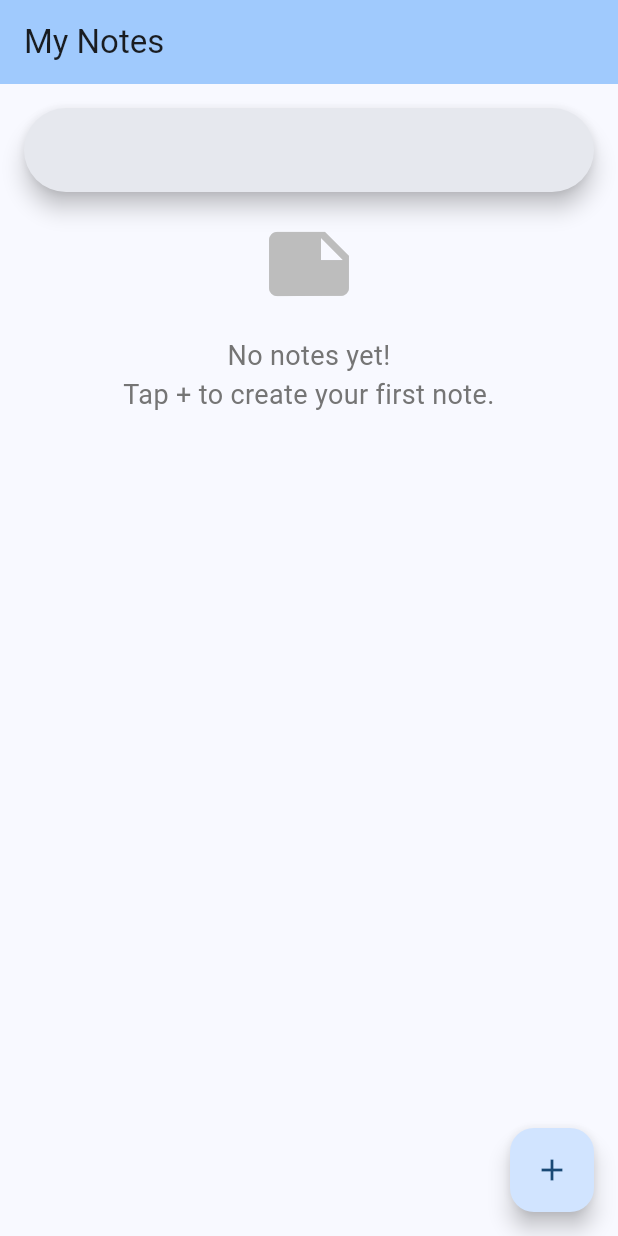
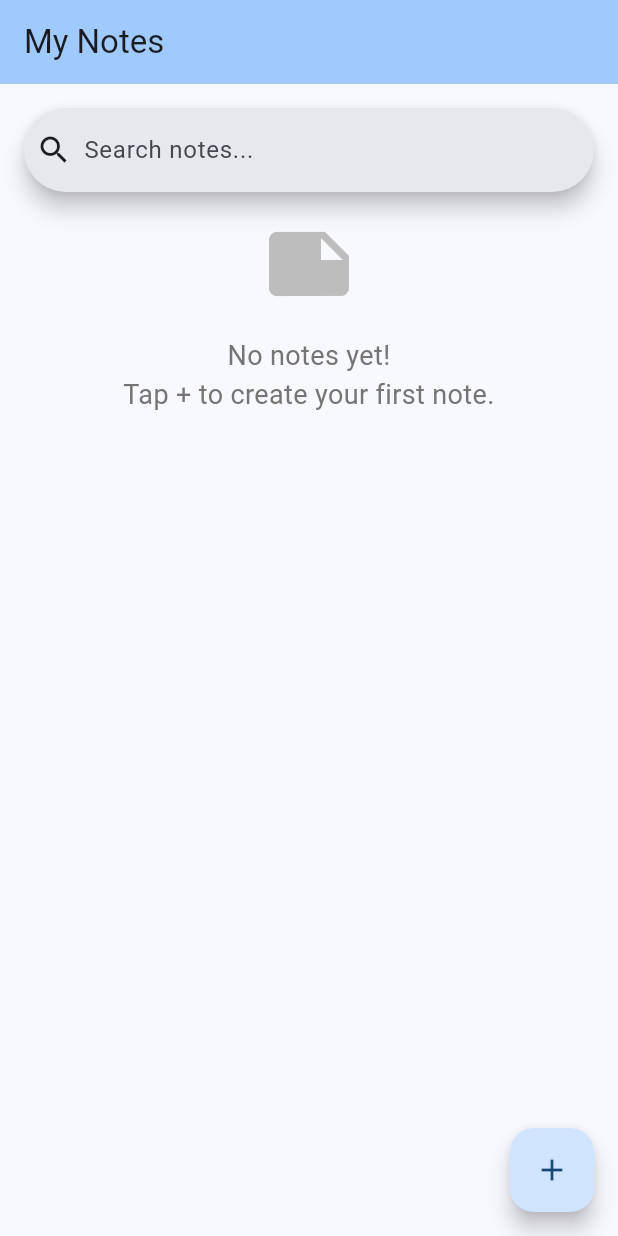
Before and after one commit to MuhammadBinArif/Notes_Taking_App_Using_Sqflite, a Flutter app: the screen it shows after launch, on a phone screen of 412 x 824 dp. Run offline on Flutter 3.47's test engine with Material 3 defaults, Android fonts, the phone set to English and light mode, and no system bars; our stand-ins replace go_router, sqflite, sqflite_common_ffi; accounts and stored records are empty.

Commit message:
Add leading icon and hint text to SearchBar

```diff
--- a/lib/screens/home_screen.dart
+++ b/lib/screens/home_screen.dart
@@ -43,6 +43,8 @@ class _HomeScreenState extends State<HomeScreen> {
           Padding(
             padding: const EdgeInsets.all(16),
             child: SearchBar(
+              leading: Icon(Icons.search),
+              hintText: "Search notes...",
               controller: _searchController,
               onChanged: (value) {
                 setState(() {
```
